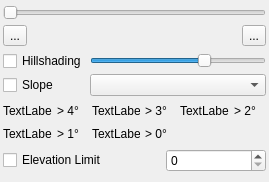
Maproom/qmapshack, file src/qmapshack/dem/IDemPropSetup.ui: the form before one commit.
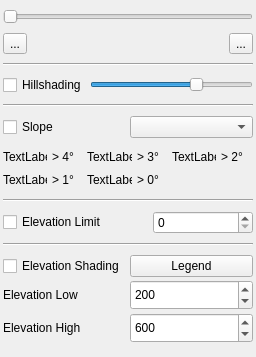
The form after the commit. Icons and pictures are not drawn. Custom widgets are drawn as their Qt base class.

Commit message: [QM-476] Added the coloring by elevation Added functionality in the DEM to color the map by the elevation values including a switchable coresponding color scale legend and min/max elevation spinners in the DEM property dialog. Modified the scroll setting in the DEM list to allow for proper scrolling of the DEM property tree widget.

The edit to the form file:
```diff
--- a/src/qmapshack/dem/IDemPropSetup.ui
+++ b/src/qmapshack/dem/IDemPropSetup.ui
@@ -6,8 +6,8 @@
    <rect>
     <x>0</x>
     <y>0</y>
-    <width>269</width>
-    <height>182</height>
+    <width>256</width>
+    <height>357</height>
    </rect>
   </property>
   <property name="windowTitle">
@@ -112,19 +112,19 @@
      </item>
     </layout>
    </item>
+   <item>
+    <widget class="Line" name="line_3">
+     <property name="orientation">
+      <enum>Qt::Horizontal</enum>
+     </property>
+    </widget>
+   </item>
    <item>
     <layout class="QGridLayout" name="gridLayout_2">
      <property name="spacing">
       <number>3</number>
      </property>
-     <item row="0" column="0">
-      <widget class="QCheckBox" name="checkHillshading">
-       <property name="text">
-        <string>Hillshading</string>
-       </property>
-      </widget>
-     </item>
-     <item row="0" column="1">
+     <item row="1" column="1">
       <widget class="QSlider" name="sliderHillshading">
        <property name="minimum">
         <number>-8</number>
@@ -144,13 +144,24 @@
       </widget>
      </item>
      <item row="1" column="0">
-      <widget class="QCheckBox" name="checkSlopeColor">
+      <widget class="QCheckBox" name="checkHillshading">
        <property name="text">
-        <string>Slope </string>
+        <string>Hillshading</string>
        </property>
       </widget>
      </item>
-     <item row="1" column="1">
+    </layout>
+   </item>
+   <item>
+    <widget class="Line" name="line_4">
+     <property name="orientation">
+      <enum>Qt::Horizontal</enum>
+     </property>
+    </widget>
+   </item>
+   <item>
+    <layout class="QGridLayout" name="gridLayout_5">
+     <item row="0" column="1">
       <widget class="QComboBox" name="comboGrades">
        <property name="insertPolicy">
         <enum>QComboBox::NoInsert</enum>
@@ -160,6 +171,13 @@
        </property>
       </widget>
      </item>
+     <item row="0" column="0">
+      <widget class="QCheckBox" name="checkSlopeColor">
+       <property name="text">
+        <string>Slope </string>
+       </property>
+      </widget>
+     </item>
     </layout>
    </item>
    <item>
@@ -595,6 +613,13 @@
      </item>
     </layout>
    </item>
+   <item>
+    <widget class="Line" name="line_2">
+     <property name="orientation">
+      <enum>Qt::Horizontal</enum>
+     </property>
+    </widget>
+   </item>
    <item>
     <layout class="QGridLayout" name="gridLayout_3">
      <item row="0" column="1">
@@ -643,6 +668,101 @@
      </item>
     </layout>
    </item>
+   <item>
+    <widget class="Line" name="line">
+     <property name="orientation">
+      <enum>Qt::Horizontal</enum>
+     </property>
+    </widget>
+   </item>
+   <item>
+    <layout class="QGridLayout" name="gridLayout_4" rowstretch="0,0,0" columnstretch="0,0">
+     <item row="1" column="1">
+      <widget class="QSpinBox" name="spinBoxElevationShadeLimitLow">
+       <property name="minimumSize">
+        <size>
+         <width>30</width>
+         <height>30</height>
+        </size>
+       </property>
+       <property name="minimum">
+        <number>-12000</number>
+       </property>
+       <property name="maximum">
+        <number>9000</number>
+       </property>
+       <property name="value">
+        <number>200</number>
+       </property>
+      </widget>
+     </item>
+     <item row="1" column="0">
+      <widget class="QLabel" name="label">
+       <property name="sizePolicy">
+        <sizepolicy hsizetype="Minimum" vsizetype="Fixed">
+         <horstretch>0</horstretch>
+         <verstretch>0</verstretch>
+        </sizepolicy>
+       </property>
+       <property name="text">
+        <string>Elevation Low</string>
+       </property>
+      </widget>
+     </item>
+     <item row="2" column="1">
+      <widget class="QSpinBox" name="spinBoxElevationShadeLimitHi">
+       <property name="minimumSize">
+        <size>
+         <width>30</width>
+         <height>30</height>
+        </size>
+       </property>
+       <property name="minimum">
+        <number>-12000</number>
+       </property>
+       <property name="maximum">
+        <number>9000</number>
+       </property>
+       <property name="value">
+        <number>600</number>
+       </property>
+      </widget>
+     </item>
+     <item row="0" column="0">
+      <widget class="QCheckBox" name="checkElevationShading">
+       <property name="text">
+        <string>Elevation Shading</string>
+       </property>
+      </widget>
+     </item>
+     <item row="2" column="0">
+      <widget class="QLabel" name="label_2">
+       <property name="sizePolicy">
+        <sizepolicy hsizetype="Minimum" vsizetype="Fixed">
+         <horstretch>0</horstretch>
+         <verstretch>0</verstretch>
+        </sizepolicy>
+       </property>
+       <property name="text">
+        <string>Elevation High</string>
+       </property>
+      </widget>
+     </item>
+     <item row="0" column="1">
+      <widget class="QPushButton" name="showElevationShadeScale">
+       <property name="text">
+        <string>Legend</string>
+       </property>
+       <property name="checkable">
+        <bool>true</bool>
+       </property>
+       <property name="checked">
+        <bool>false</bool>
+       </property>
+      </widget>
+     </item>
+    </layout>
+   </item>
   </layout>
  </widget>
  <customwidgets>
```
The commit also changes 8 other files.
